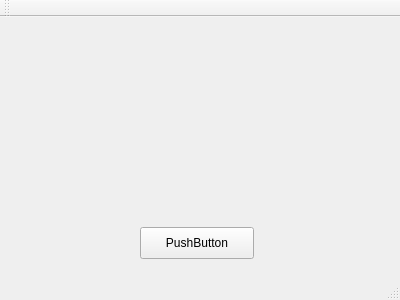
This is mainwindow.ui in clario/QT-prosjet- as Qt 5 draws it before an edit. The edited form follows.
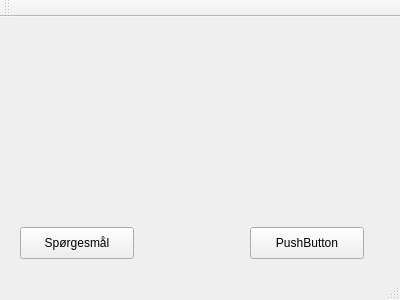
This is the edited form.

Commit message: Lagt inn en QMessageBox:question og tester om Anders ser noe annet enn kråketær med UTF-8 og BOM-delete.

Diff of the .ui file:
```diff
--- a/mainwindow.ui
+++ b/mainwindow.ui
@@ -17,7 +17,7 @@
    <widget class="QPushButton" name="pushButton">
     <property name="geometry">
      <rect>
-      <x>140</x>
+      <x>250</x>
       <y>210</y>
       <width>114</width>
       <height>32</height>
@@ -43,6 +43,19 @@
      <set>Qt::AlignCenter</set>
     </property>
    </widget>
+   <widget class="QPushButton" name="anotherPushButton">
+    <property name="geometry">
+     <rect>
+      <x>20</x>
+      <y>210</y>
+      <width>114</width>
+      <height>32</height>
+     </rect>
+    </property>
+    <property name="text">
+     <string>Spørgesmål</string>
+    </property>
+   </widget>
   </widget>
   <widget class="QMenuBar" name="menuBar">
    <property name="geometry">
```
The commit also changes 2 other files.
